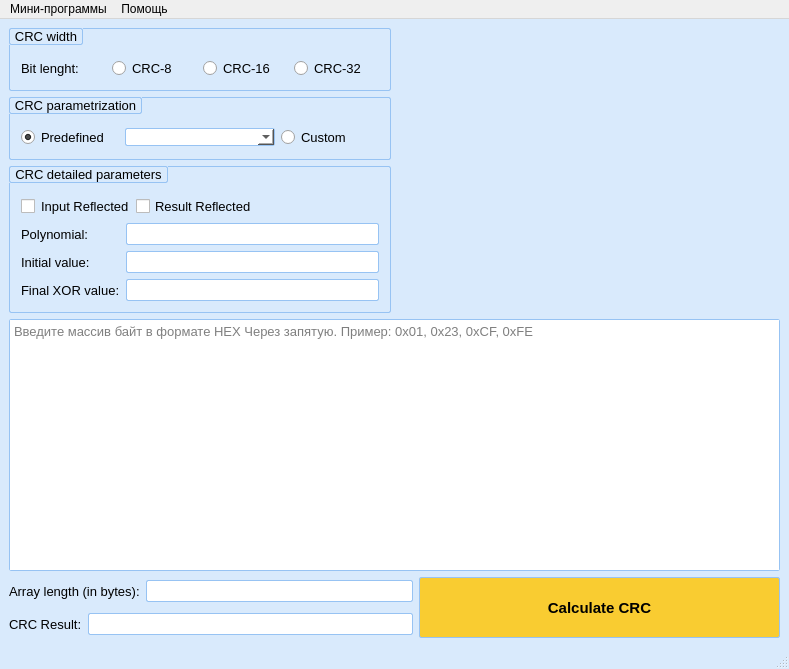
First picture: the form in mainwindow.ui, repository Solderingironspb/CRC-Calculator-by-Solderingiron, before the edit.
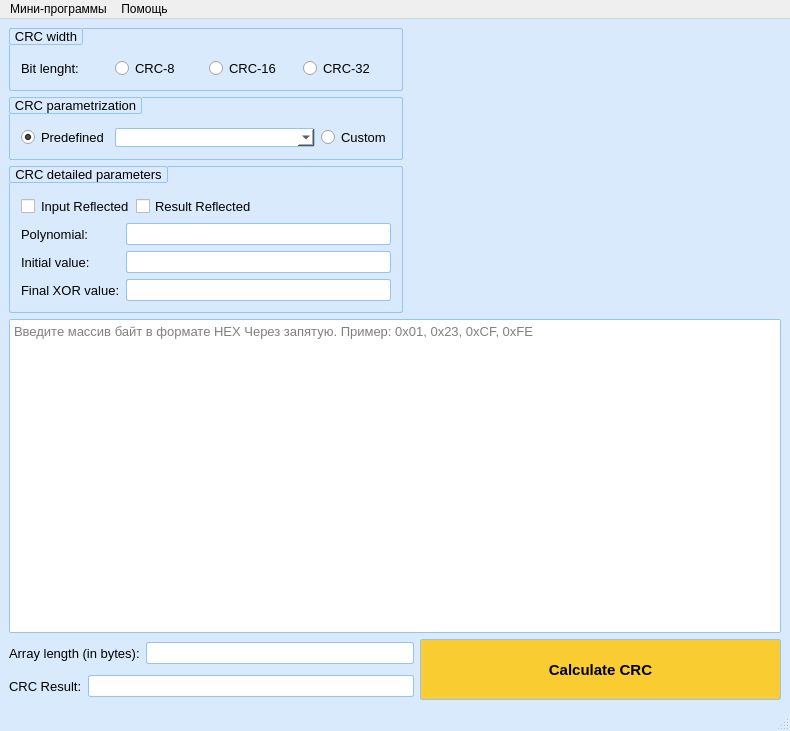
Second picture: the form after the edit. Icons and pictures are not drawn.

What changed in the file:
```diff
--- a/mainwindow.ui
+++ b/mainwindow.ui
@@ -6,8 +6,8 @@
    <rect>
     <x>0</x>
     <y>0</y>
-    <width>789</width>
-    <height>669</height>
+    <width>790</width>
+    <height>731</height>
    </rect>
   </property>
   <property name="sizePolicy">
@@ -45,13 +45,17 @@
 background-color: rgb(217, 234, 252);}</string>
   </property>
   <widget class="QWidget" name="centralwidget">
+   <layout class="QVBoxLayout" name="verticalLayout_5">
+    <item>
+     <layout class="QHBoxLayout" name="horizontalLayout_6">
+      <item>
    <layout class="QVBoxLayout" name="verticalLayout_4">
     <item>
      <layout class="QHBoxLayout" name="horizontalLayout_3">
       <item>
        <widget class="QGroupBox" name="groupBox">
         <property name="sizePolicy">
-         <sizepolicy hsizetype="Minimum" vsizetype="Preferred">
+             <sizepolicy hsizetype="Expanding" vsizetype="Preferred">
           <horstretch>0</horstretch>
           <verstretch>0</verstretch>
          </sizepolicy>
@@ -62,10 +66,15 @@
           <height>0</height>
          </size>
         </property>
+            <property name="maximumSize">
+             <size>
+              <width>500</width>
+              <height>16777215</height>
+             </size>
+            </property>
         <property name="font">
          <font>
           <pointsize>10</pointsize>
-          <weight>50</weight>
           <bold>false</bold>
          </font>
         </property>
@@ -148,19 +157,6 @@
         </layout>
        </widget>
       </item>
-      <item>
-       <spacer name="horizontalSpacer_2">
-        <property name="orientation">
-         <enum>Qt::Horizontal</enum>
-        </property>
-        <property name="sizeHint" stdset="0">
-         <size>
-          <width>40</width>
-          <height>20</height>
-         </size>
-        </property>
-       </spacer>
-      </item>
      </layout>
     </item>
     <item>
@@ -168,7 +164,7 @@
       <item>
        <widget class="QGroupBox" name="groupBox_2">
         <property name="sizePolicy">
-         <sizepolicy hsizetype="Minimum" vsizetype="Preferred">
+             <sizepolicy hsizetype="Expanding" vsizetype="Preferred">
           <horstretch>0</horstretch>
           <verstretch>0</verstretch>
          </sizepolicy>
@@ -179,6 +175,12 @@
           <height>0</height>
          </size>
         </property>
+            <property name="maximumSize">
+             <size>
+              <width>500</width>
+              <height>16777215</height>
+             </size>
+            </property>
         <property name="font">
          <font>
           <pointsize>10</pointsize>
@@ -237,14 +239,14 @@
               <bool>true</bool>
              </property>
              <property name="sizePolicy">
-              <sizepolicy hsizetype="Fixed" vsizetype="Fixed">
+                  <sizepolicy hsizetype="Expanding" vsizetype="Fixed">
                <horstretch>0</horstretch>
                <verstretch>0</verstretch>
               </sizepolicy>
              </property>
              <property name="minimumSize">
               <size>
-               <width>150</width>
+                   <width>200</width>
                <height>0</height>
               </size>
              </property>
@@ -254,6 +256,11 @@
                <height>16777215</height>
               </size>
              </property>
+                 <property name="font">
+                  <font>
+                   <pointsize>10</pointsize>
+                  </font>
+                 </property>
              <property name="styleSheet">
               <string notr="true">QComboBox {
 
@@ -282,19 +289,6 @@
         </layout>
        </widget>
       </item>
-      <item>
-       <spacer name="horizontalSpacer_3">
-        <property name="orientation">
-         <enum>Qt::Horizontal</enum>
-        </property>
-        <property name="sizeHint" stdset="0">
-         <size>
-          <width>40</width>
-          <height>20</height>
-         </size>
-        </property>
-       </spacer>
-      </item>
      </layout>
     </item>
     <item>
@@ -302,7 +296,7 @@
       <item>
        <widget class="QGroupBox" name="groupBox_3">
         <property name="sizePolicy">
-         <sizepolicy hsizetype="Minimum" vsizetype="Preferred">
+             <sizepolicy hsizetype="Expanding" vsizetype="Preferred">
           <horstretch>0</horstretch>
           <verstretch>0</verstretch>
          </sizepolicy>
@@ -315,7 +309,7 @@
         </property>
         <property name="maximumSize">
          <size>
-          <width>382</width>
+              <width>500</width>
           <height>16777215</height>
          </size>
         </property>
@@ -495,8 +489,12 @@
         </layout>
        </widget>
       </item>
+         </layout>
+        </item>
+       </layout>
+      </item>
       <item>
-       <spacer name="horizontalSpacer_4">
+       <spacer name="horizontalSpacer_2">
         <property name="orientation">
          <enum>Qt::Horizontal</enum>
         </property>
@@ -590,7 +588,6 @@
         <property name="font">
          <font>
           <pointsize>11</pointsize>
-          <weight>75</weight>
           <bold>true</bold>
          </font>
         </property>
@@ -658,8 +655,8 @@
     <rect>
      <x>0</x>
      <y>0</y>
-     <width>789</width>
-     <height>21</height>
+     <width>790</width>
+     <height>22</height>
     </rect>
    </property>
    <widget class="QMenu" name="menu">
```
Left out of the diff: 15 changed lines with no effect on the pictures. Lines whose indentation alone changed are shown as unchanged.
